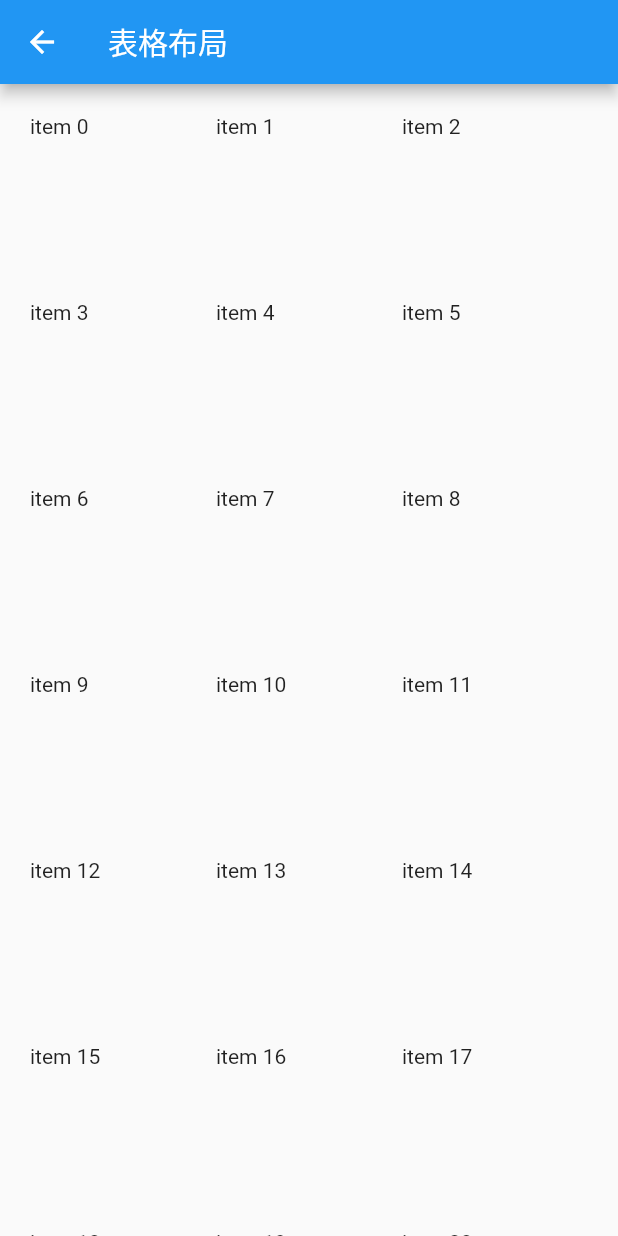
After one commit to haoyd/FlutterSample, a Flutter app: the GridViewPage screen opened by its route, on a phone screen of 412 x 824 dp. The commit adds this screen. Run offline on Flutter 3.47's test engine with Material 2 defaults, Android fonts, the phone set to English and light mode, and no system bars; our stand-ins replace fluttertoast.

Commit message:
GridView

```diff
--- /dev/null
+++ b/lib/controller/GridViewPage.dart
@@ -0,0 +1,26 @@
+import 'package:flutter/material.dart';
+
+class GridViewPage extends StatelessWidget {
+  @override
+  Widget build(BuildContext context) {
+    // TODO: implement build
+    return Scaffold(
+      appBar: AppBar(title: Text('表格布局'),),
+      body: GridView.count(
+          primary: false,
+          padding: EdgeInsets.all(20.0),
+          crossAxisCount: 3,
+          children: _getItems(),
+      ),
+    );
+  }
+
+  _getItems() {
+    List<Widget> items = [];
+    for (int i = 0; i < 50; i++) {
+      items.add(Text('item $i'));
+    }
+
+    return items;
+  }
+}
--- a/lib/main.dart
+++ b/lib/main.dart
@@ -3,6 +3,7 @@ import 'package:url_launcher/url_launcher.dart';
 
 import 'controller/ContainerPage.dart';
 import 'controller/FormPage.dart';
+import 'controller/GridViewPage.dart';
 import 'controller/HorizontalListPage.dart';
 import 'controller/HttpPage.dart';
 import 'controller/IconsPage.dart';
@@ -39,6 +40,7 @@ class MyApp extends StatelessWidget {
         'ListViewPage': (BuildContext context) => new ListViewPage(),
         'HorizontalListPage': (BuildContext context) => new HorizontalListPage(),
         'LongListPage': (BuildContext context) => new LongListPage(),
+        'GridViewPage': (BuildContext context) => new GridViewPage(),
         'FormPage': (BuildContext context) => new FormPage(),
       },
     );
@@ -83,6 +85,7 @@ class _SampleAppPageState extends State<SampleAppPage> {
     widgets.add(_getListItem("ListViewPage"));
     widgets.add(_getListItem("HorizontalListPage"));
     widgets.add(_getListItem("LongListPage"));
+    widgets.add(_getListItem("GridViewPage"));
     widgets.add(_getListItem("FormPage"));
 
     return widgets;
```
